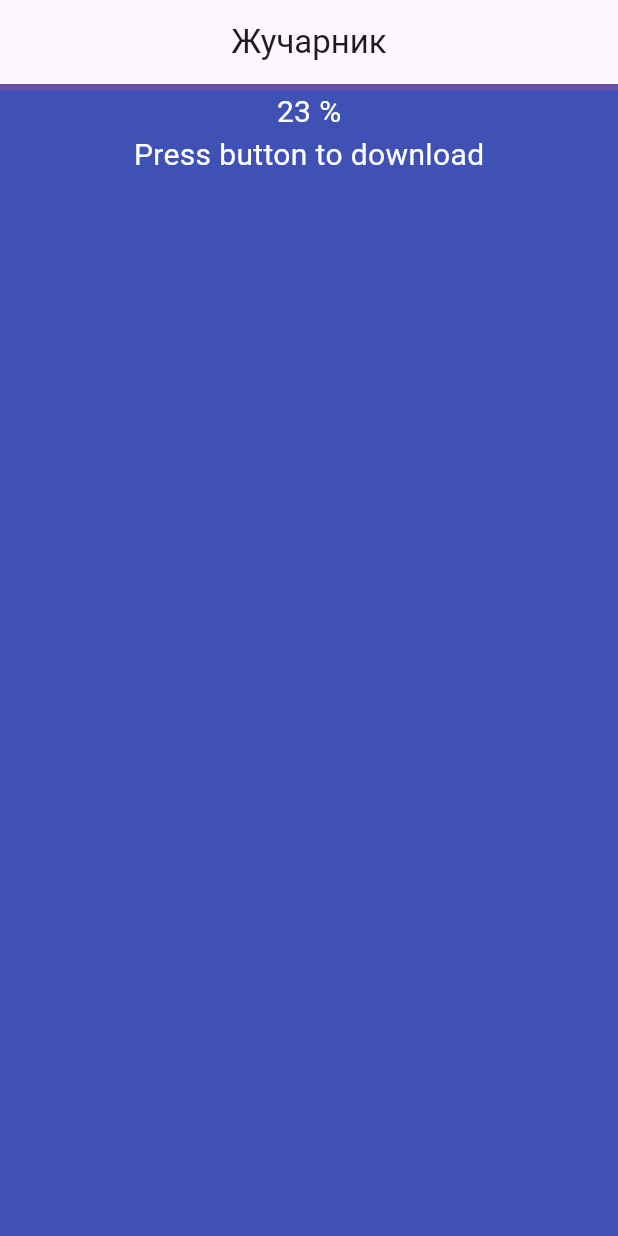
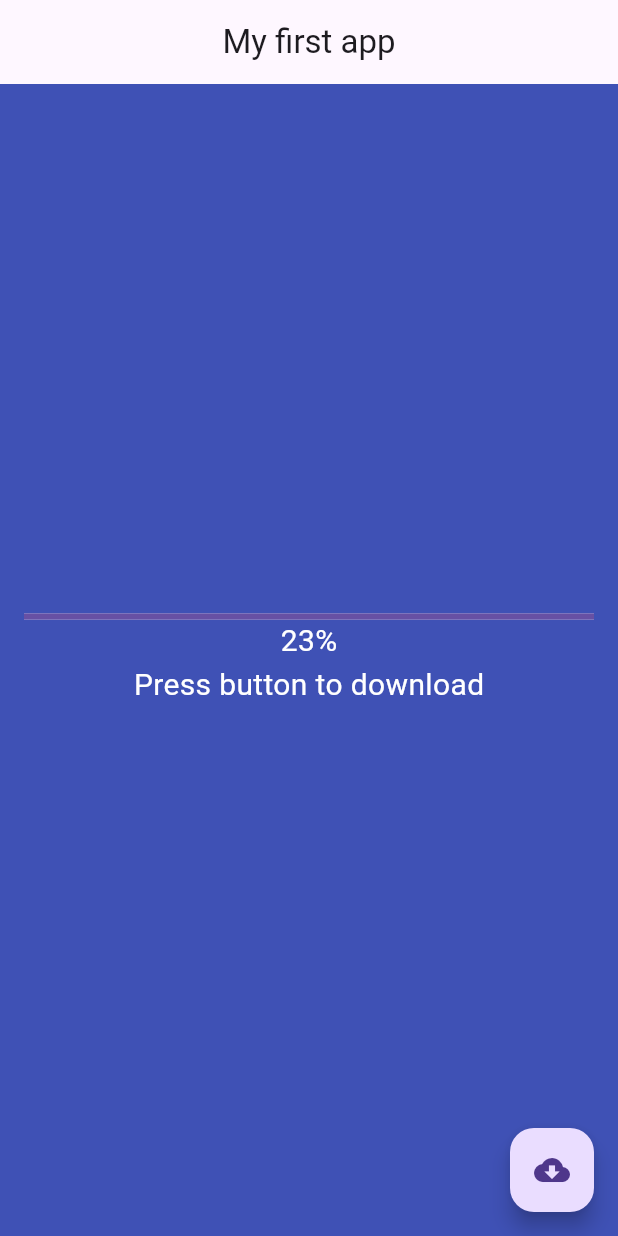
Before and after one commit to Vlad-Efremovv/helloflutter, a Flutter app: the screen it shows after launch, on a phone screen of 412 x 824 dp. Run offline on Flutter 3.47's test engine with Material 3 defaults, Android fonts, the phone set to English and light mode, and no system bars.

Commit message:
кнопка + прогресбар + текст и титульник сверху

```diff
--- a/lib/main.dart
+++ b/lib/main.dart
@@ -9,18 +9,20 @@ class MyfirstApp extends StatelessWidget {
       home: Scaffold(
         backgroundColor: Colors.indigo,
         appBar: AppBar(
-          title: Text("Жучарник"),
+          title: Text("My first app"),
           centerTitle: true,
         ),
         body: Center(
           child: Container(
+            padding: EdgeInsets.all(16),
             child: Column(
+              mainAxisAlignment: MainAxisAlignment.center,
               children: <Widget>[
                 LinearProgressIndicator(
                   value: 23,
                 ),
                 Text(
-                  "23 %",
+                  "23%",
                   style: TextStyle(color: Colors.white, fontSize: 20),
                 ),
                 Text(
@@ -31,6 +33,10 @@ class MyfirstApp extends StatelessWidget {
             ),
           ),
         ),
+        floatingActionButton: FloatingActionButton(
+          onPressed: null,
+          child: Icon(Icons.cloud_download),
+        ),
       ),
     );
   }
```
